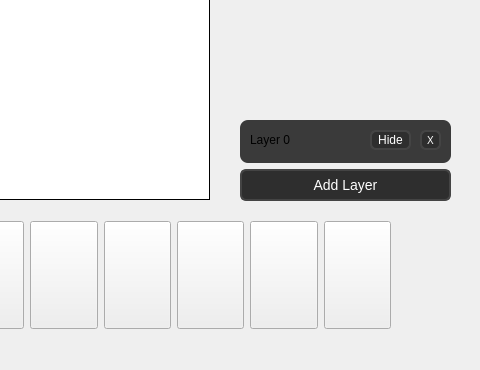
ElijahTolton/SpriteSmith, file mainwindow.ui: the form before one commit; both pictures show x 320 to 800 and y 230 to 600 of the 800 by 600 pixel window.
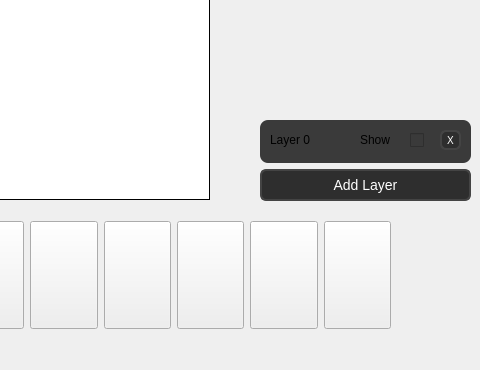
The form after the commit. Custom widgets are drawn as their Qt base class.

```diff
--- a/mainwindow.ui
+++ b/mainwindow.ui
@@ -216,7 +216,7 @@
    <widget class="QWidget" name="verticalLayoutWidget">
     <property name="geometry">
      <rect>
-      <x>560</x>
+      <x>580</x>
       <y>350</y>
       <width>211</width>
       <height>81</height>
@@ -254,44 +254,6 @@
          <string>Layer 0</string>
         </property>
        </widget>
-       <widget class="QPushButton" name="pushButton_2">
-        <property name="geometry">
-         <rect>
-          <x>130</x>
-          <y>10</y>
-          <width>41</width>
-          <height>20</height>
-         </rect>
-        </property>
-        <property name="styleSheet">
-         <string notr="true">QPushButton {
-    background-color: #2E2E2E;  /* Dark gray background */
-    color: #FFFFFF;  /* White text */
-    border: 2px solid #444444;  /* Slightly lighter border */
-    border-radius: 6px;  /* Rounded corners */
-}
-
-QPushButton:hover {
-    background-color: #3A3A3A;  /* Slightly lighter on hover */
-    border: 2px solid #555555;  /* Lighter border */
-}
-
-QPushButton:pressed {
-    background-color: #1F1F1F;  /* Even darker when clicked */
-    border: 2px solid #666666;
-}
-
-QPushButton:disabled {
-    background-color: #444444;  /* Disabled state */
-    color: #777777;
-    border: 2px solid #555555;
-}
-</string>
-        </property>
-        <property name="text">
-         <string>Hide</string>
-        </property>
-       </widget>
        <widget class="QPushButton" name="pushButton_3">
         <property name="geometry">
          <rect>
@@ -331,6 +293,32 @@
          <string>X</string>
         </property>
        </widget>
+       <widget class="QCheckBox" name="checkBox">
+        <property name="geometry">
+         <rect>
+          <x>150</x>
+          <y>10</y>
+          <width>21</width>
+          <height>20</height>
+         </rect>
+        </property>
+        <property name="text">
+         <string/>
+        </property>
+       </widget>
+       <widget class="QLabel" name="label_2">
+        <property name="geometry">
+         <rect>
+          <x>100</x>
+          <y>10</y>
+          <width>41</width>
+          <height>20</height>
+         </rect>
+        </property>
+        <property name="text">
+         <string>Show</string>
+        </property>
+       </widget>
       </widget>
      </item>
      <item>
```
